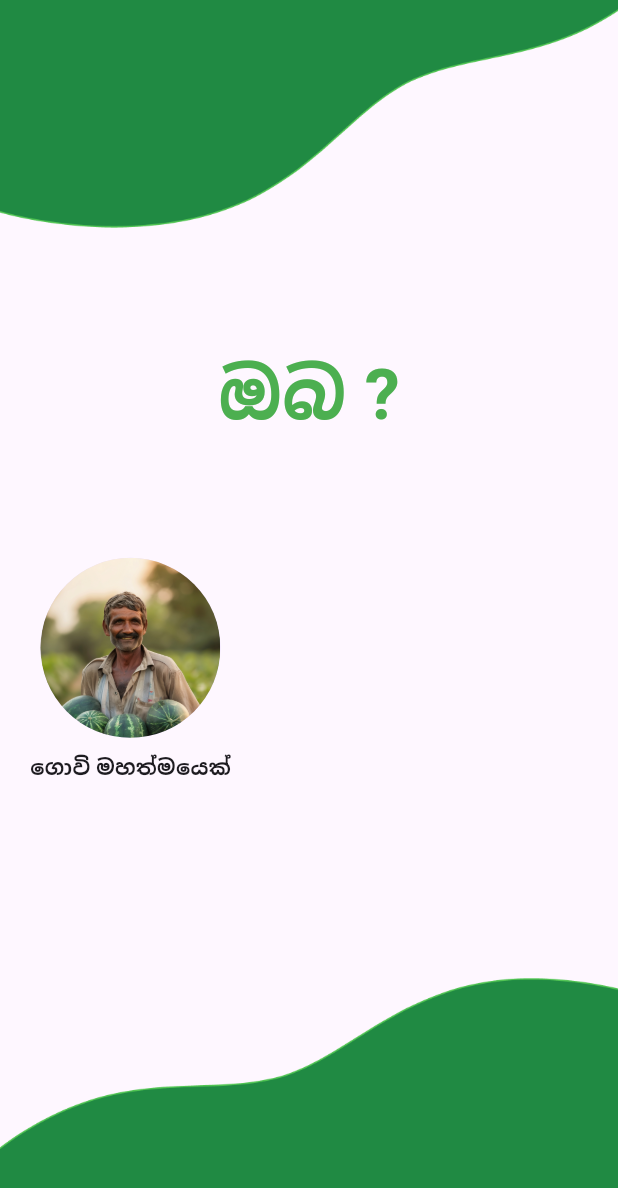
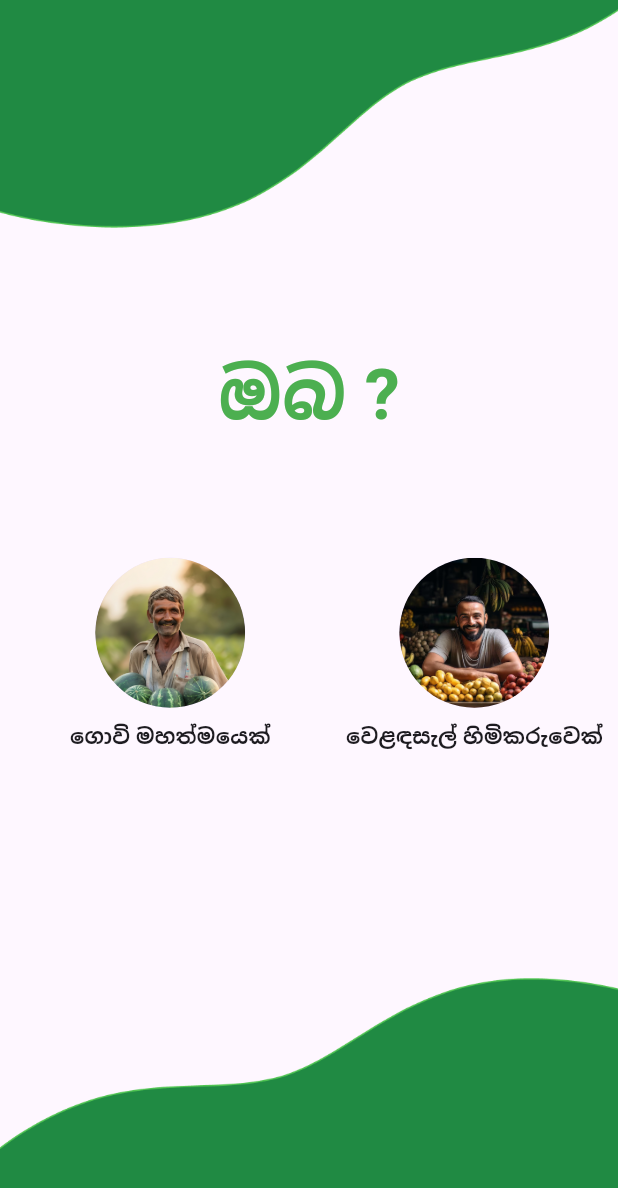
Before and after one commit to rudill/Mobile-app-for-Dambulla-Economic-Center, a Flutter app: the Person screen opened directly, on a phone screen of 412 x 824 dp. Shown: the top 1188 px of the screen. Run offline on Flutter 3.47's test engine with Material 3 defaults, Android fonts, the phone set to English and light mode, and no system bars; our stand-ins replace hive_ce; accounts and stored records are empty; Roboto replaces fonts that are missing (RobotoMono).

Commit message:
complete person selection page with avatar icons and role labels

```diff
--- a/lib/Pages/homeScreen.dart
+++ b/lib/Pages/homeScreen.dart
@@ -1,6 +1,7 @@
 import 'package:dec_app/Pages/FarmerRegistation.dart';
 import 'package:dec_app/Pages/OngoingOrders.dart';
 import 'package:dec_app/Pages/ReservedTimeTable.dart';
+import 'package:dec_app/Pages/personselect.dart';
 
 import 'package:flutter/material.dart';
 import 'package:dec_app/Pages/landing.dart';
@@ -59,6 +60,17 @@ class HomeScreen extends StatelessWidget {
                   },
                   child: Text("Register Form"),
                 ),
+
+                ElevatedButton(
+                  onPressed: () {
+                    Navigator.push(
+                      context,
+                      MaterialPageRoute(builder: (context) => Person()),
+                    );
+                  },
+                  child: Text("Person Select"),
+                ),
+
                 // ElevatedButton(
                 //   onPressed: () {
                 //     Navigator.push(
--- a/lib/Pages/personselect.dart
+++ b/lib/Pages/personselect.dart
@@ -31,18 +31,38 @@ class _PersonState extends State<Person> {
           ),
 
           Padding(
-            padding: EdgeInsets.only(left: 20),
+            padding: EdgeInsets.only(right: 10),
             child: Row(
+              mainAxisAlignment: MainAxisAlignment.end,
               children: [
                 Column(
+                  mainAxisSize: MainAxisSize.min,
                   children: [
                     CircleAvatar(
-                      radius: 60,
-                      backgroundImage: AssetImage('asset/img_2.png'),
+                      radius: 50,
+                      backgroundImage: AssetImage('asset/farmer.png'),
                     ),
-                    SizedBox(height: 10),
+                    SizedBox(height: 9),
+
                     Text(
                       'ගොවි මහත්මයෙක්',
+                      style: TextStyle(fontWeight: FontWeight.bold),
+                    ),
+                  ],
+                ),
+
+                SizedBox(width: 50),
+
+                Column(
+                  mainAxisSize: MainAxisSize.min,
+                  children: [
+                    CircleAvatar(
+                      backgroundImage: AssetImage('asset/owner.png'),
+                      radius: 50,
+                    ),
+                    SizedBox(height: 9),
+                    Text(
+                      'වෙළඳසැල් හිමිකරුවෙක්',
                       style: TextStyle(fontWeight: FontWeight.bold),
                     ),
                   ],
--- a/pubspec.yaml
+++ b/pubspec.yaml
@@ -69,9 +69,9 @@ flutter:
      - asset/download.png
      - asset/img.png
      - asset/img_1.png
-     - asset/img_2.png
      - asset/salePerson.png
-     - asset/
+     - asset/farmer.png
+     - asset/owner.png
 
 
   # An image asset can refer to one or more resolution-specific "variants", see
```
Also changed, not shown: asset/farmer.png (added), asset/img_2.png (deleted), asset/owner.png (added).
